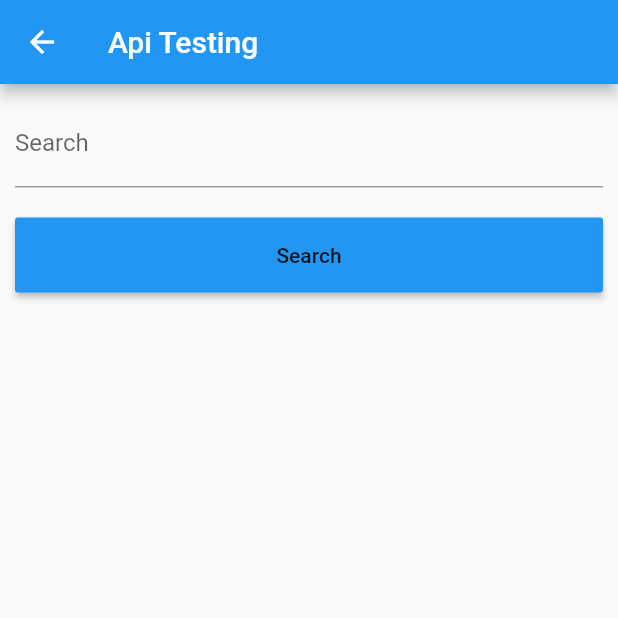
After one commit to theclassical-dev/flutter_firstapp, a Flutter app: the screen it shows after launch, in the side drawer, after a tap on "Api Testing", on a phone screen of 412 x 824 dp, the top half of it. The commit adds this screen. Run offline on Flutter 3.47's test engine with Material 2 defaults, Android fonts, the phone set to English and light mode, and no system bars; our stand-ins replace google_fonts.

Commit message:
api design

```diff
--- /dev/null
+++ b/lib/api.dart
@@ -0,0 +1,43 @@
+import 'package:flutter/material.dart';
+import 'package:http/http.dart' as http;
+
+class Api extends StatefulWidget {
+  @override
+  _ApiState createState() => _ApiState();
+}
+
+class _ApiState extends State<Api> {
+  TextEditingController a1 = TextEditingController();
+  @override
+  Widget build(BuildContext context) {
+    return Scaffold(
+      appBar: AppBar(
+        title: Text("Api Testing"),
+      ),
+      body: Column(
+        children: [
+          Padding(
+            padding: const EdgeInsets.all(10.0),
+            child: TextFormField(
+              decoration: InputDecoration(labelText: "Search"),
+            ),
+          ),
+          Padding(
+            padding: const EdgeInsets.all(10.0),
+            child: Container(
+              height: 50,
+              width: MediaQuery.of(context).size.width,
+              child: MaterialButton(
+                child: Text("Search"),
+                color: Colors.blue,
+                onPressed: () {
+                  setState(() {});
+                },
+              ),
+            ),
+          ),
+        ],
+      ),
+    );
+  }
+}
--- a/lib/main.dart
+++ b/lib/main.dart
@@ -10,6 +10,7 @@ import 'package:flutter/material.dart';
 // import 'package:firstapp/gridview.dart';
 import 'package:firstapp/profilepage.dart';
 import 'package:firstapp/calculator.dart';
+import 'package:firstapp/api.dart';
 
 void main() {
   runApp(MyApp());
--- a/lib/navbar.dart
+++ b/lib/navbar.dart
@@ -1,4 +1,5 @@
 import 'package:firstapp/calculator.dart';
+import 'package:firstapp/api.dart';
 import 'package:flutter/material.dart';
 
 class NavDrawer extends StatelessWidget {
@@ -23,6 +24,17 @@ class NavDrawer extends StatelessWidget {
             },
             leading: Text('Calculator'),
           ),
+          ListTile(
+            onTap: () {
+              Navigator.push(
+                context,
+                MaterialPageRoute(
+                  builder: (context) => Api(),
+                ),
+              );
+            },
+            leading: Text('Api Testing'),
+          ),
         ],
       ),
     );
```
